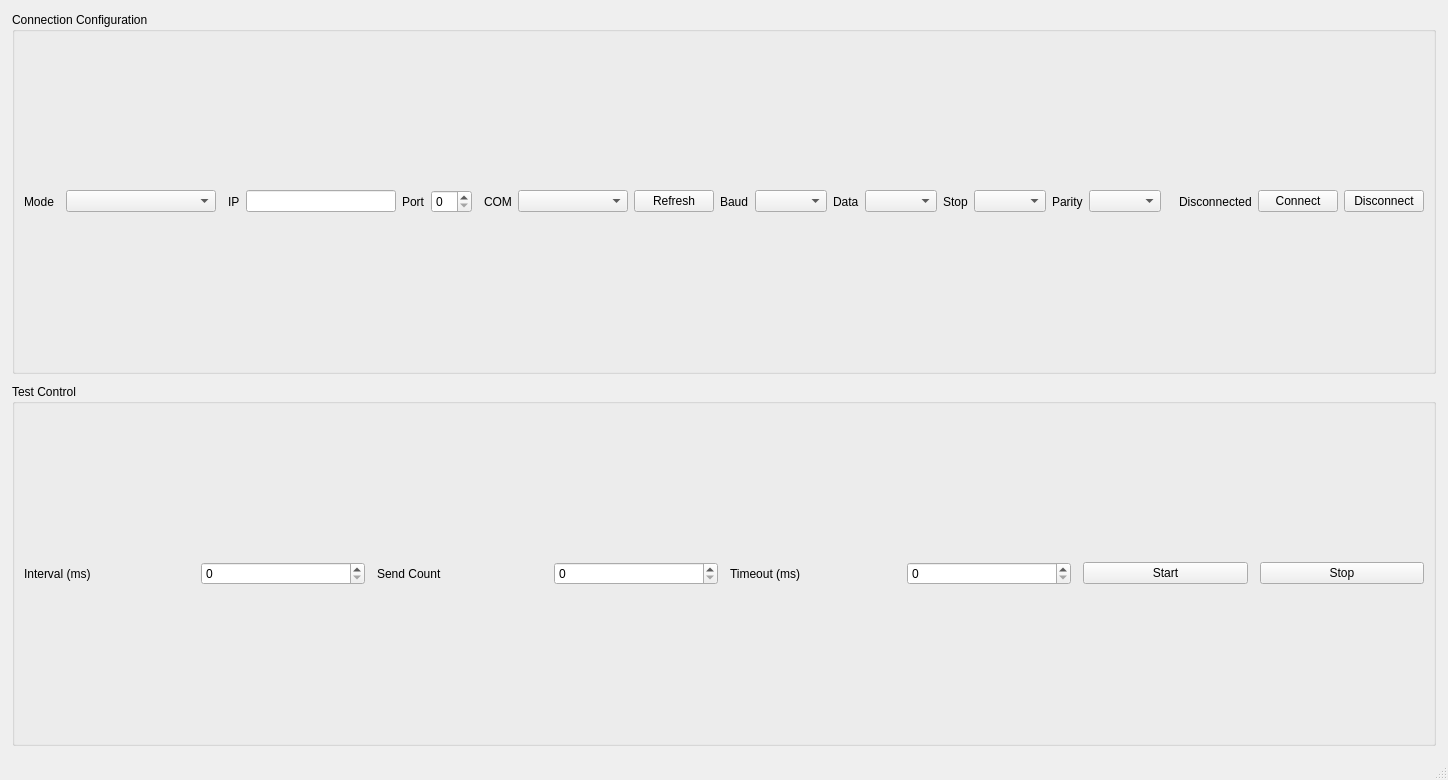
Old version of the form src/mainwindow.ui in the repository adfdwf/SerialEvaluation.
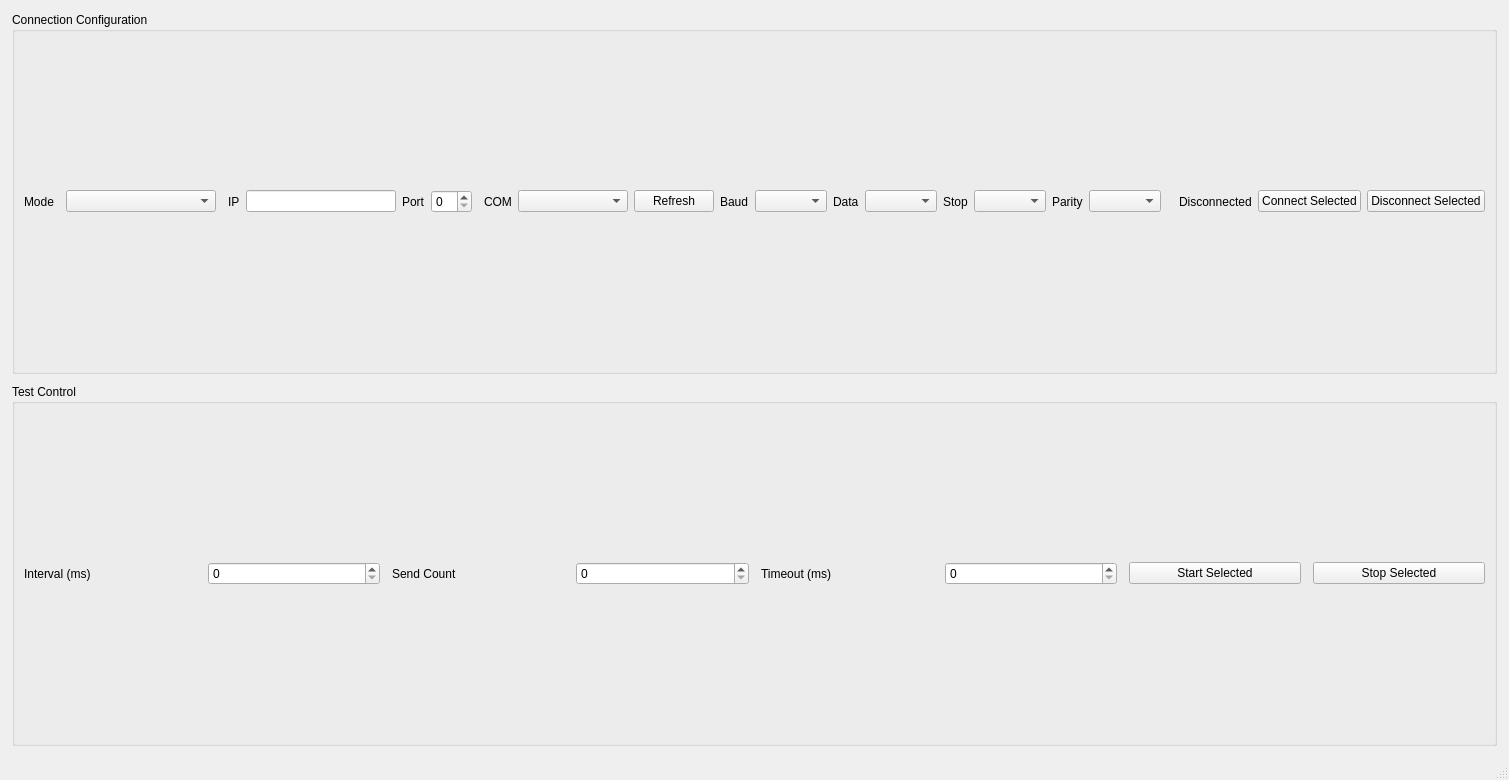
New version of the form.

Commit message: feat: control selected ports independently

Diff of the .ui file:
```diff
--- a/src/mainwindow.ui
+++ b/src/mainwindow.ui
@@ -218,14 +218,14 @@
          <item>
           <widget class="QPushButton" name="pushButtonConnect">
            <property name="text">
-            <string>Connect</string>
+            <string>Connect Selected</string>
            </property>
           </widget>
          </item>
          <item>
           <widget class="QPushButton" name="pushButtonDisconnect">
            <property name="text">
-            <string>Disconnect</string>
+            <string>Disconnect Selected</string>
            </property>
           </widget>
          </item>
@@ -277,14 +277,14 @@
        <item>
         <widget class="QPushButton" name="pushButtonStart">
          <property name="text">
-          <string>Start</string>
+          <string>Start Selected</string>
          </property>
         </widget>
        </item>
        <item>
         <widget class="QPushButton" name="pushButtonStop">
          <property name="text">
-          <string>Stop</string>
+          <string>Stop Selected</string>
          </property>
         </widget>
        </item>
```
The commit also changes 2 other files.
